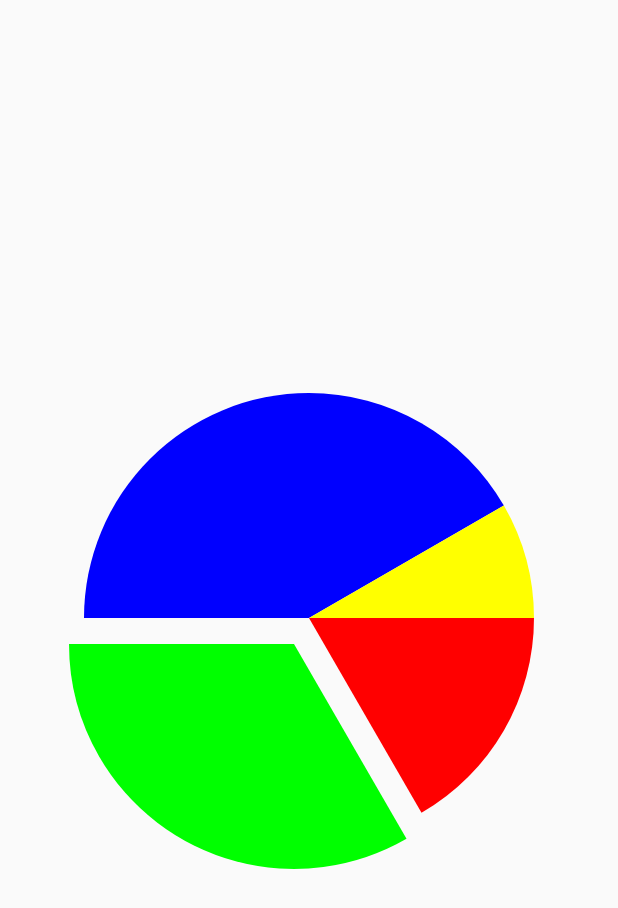
After one commit to Doikki/DKWidget, an Android app: the layout activity_test_pie.xml on its own in the app's theme, with its tools: preview values and no code run, on a phone screen of 412 x 824 dp. The commit adds this screen. Shown: the top 908 px of the screen. Run offline under Robolectric (Android 15) with nearby library versions, the phone set to English and light mode, and no system bars.

Commit message:
增加饼图

```diff
--- a/app/src/main/java/xyz/doikki/widget/sample/MainActivity.java
+++ b/app/src/main/java/xyz/doikki/widget/sample/MainActivity.java
@@ -50,6 +50,9 @@ public class MainActivity extends AppCompatActivity {
             case R.id.dash_board:
                 startActivity(new Intent(this, TestDashBoardActivity.class));
                 break;
+            case R.id.pie_view:
+                startActivity(new Intent(this, TestPieActivity.class));
+                break;
         }
     }
 }
--- /dev/null
+++ b/app/src/main/res/layout/activity_test_pie.xml
@@ -0,0 +1,15 @@
+<?xml version="1.0" encoding="utf-8"?>
+<LinearLayout
+    xmlns:android="http://schemas.android.com/apk/res/android"
+    xmlns:app="http://schemas.android.com/apk/res-auto"
+    xmlns:tools="http://schemas.android.com/tools"
+    android:layout_width="match_parent"
+    android:layout_height="match_parent"
+    tools:context=".TestPieActivity">
+
+    <xyz.doikki.widget.pie.PieView
+        android:id="@+id/pie_view"
+        android:layout_width="match_parent"
+        android:layout_height="match_parent"/>
+
+</LinearLayout>
--- a/build.gradle
+++ b/build.gradle
@@ -2,7 +2,7 @@
 
 buildscript {
     ext {
-        kotlin_version = '1.3.72'
+        kotlin_version = '1.6.21'
         dokka_version = '1.4.10.2'
     }
     repositories {
@@ -11,7 +11,7 @@ buildscript {
         mavenCentral()
     }
     dependencies {
-        classpath 'com.android.tools.build:gradle:4.0.0'
+        classpath 'com.android.tools.build:gradle:7.1.2'
         classpath "org.jetbrains.kotlin:kotlin-gradle-plugin:$kotlin_version"
 
         classpath "org.jetbrains.dokka:dokka-gradle-plugin:$dokka_version"
--- /dev/null
+++ b/library/src/main/java/xyz/doikki/widget/pie/PieView.kt
@@ -0,0 +1,63 @@
+package xyz.doikki.widget.pie
+
+import android.content.Context
+import android.graphics.Canvas
+import android.graphics.Color
+import android.graphics.Paint
+import android.graphics.RectF
+import android.util.AttributeSet
+import android.view.View
+import xyz.doikki.widget.util.dp2px
+import kotlin.math.cos
+import kotlin.math.sin
+
+class PieView(context: Context?, attrs: AttributeSet?) : View(context, attrs) {
+
+
+    private val angles = floatArrayOf(60f, 120f, 150f, 30f)
+    private val colors = intArrayOf(Color.RED, Color.GREEN, Color.BLUE, Color.YELLOW)
+
+    private val radius = dp2px(150f)
+    private val offset = dp2px(20f)
+    private val offsetIndex = 1
+    private val paint = Paint(Paint.ANTI_ALIAS_FLAG).apply {
+        style = Paint.Style.FILL
+    }
+
+    private var rectF = RectF()
+
+
+    override fun onDraw(canvas: Canvas) {
+        super.onDraw(canvas)
+        var startAngle = 0f
+        angles.forEachIndexed { index, angle ->
+            paint.color = colors[index]
+            if (index == offsetIndex) {
+                canvas.save()
+                canvas.translate(
+                    (offset * cos(Math.toRadians(startAngle + angle / 2.0))).toFloat(),
+                    (offset * sin(Math.toRadians(startAngle + angle / 2.0))).toFloat()
+                )
+            }
+            rectF.set(
+                width / 2f - radius,
+                height / 2f - radius,
+                width / 2f + radius,
+                height / 2f + radius,
+            )
+            canvas.drawArc(
+                rectF,
+                startAngle,
+                angle,
+                true,
+                paint
+            )
+            if (index == offsetIndex) {
+                canvas.restore()
+            }
+            startAngle += angle
+        }
+    }
+
+
+}
```
Also changed, not shown: app/build.gradle (+10 -0 lines), app/src/main/AndroidManifest.xml (+5 -4 lines), app/src/main/java/xyz/doikki/widget/sample/TestPieActivity.kt (added, +20 -0 lines), app/src/main/res/layout/activity_main.xml (+7 -0 lines), library/src/main/java/xyz/doikki/widget/dashboard/DashBoard.kt (+20 -11 lines), gradle/wrapper/gradle-wrapper.properties.
